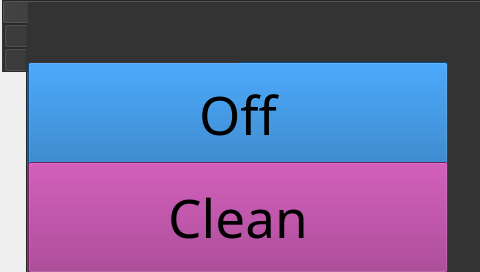
nickguthrie/embedd-gui, file src/vital_vio/vital_vio/mainwindow.ui: the form before one commit.
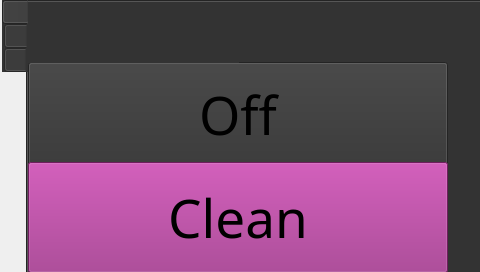
The form after the commit. The open tabs and pages were chosen to show the change. Icons and pictures are not drawn.

```diff
--- a/src/vital_vio/vital_vio/mainwindow.ui
+++ b/src/vital_vio/vital_vio/mainwindow.ui
@@ -86,7 +86,7 @@
        </font>
       </property>
       <property name="styleSheet">
-       <string notr="true">background-color: rgb(13, 103, 182);</string>
+       <string notr="true"/>
       </property>
       <property name="text">
        <string>Off</string>
```
Left out of the diff: 2 changed lines with no effect on the pictures.
